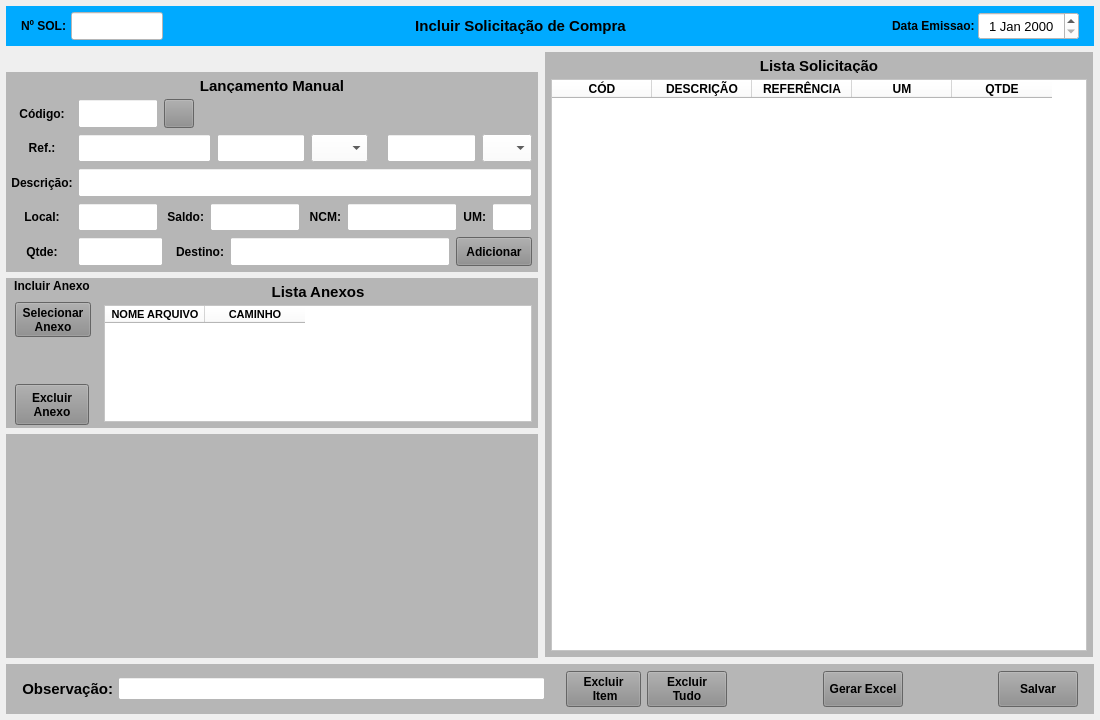
This is forms/tela_sol_incluir_2.ui in Azevedo84/erp_suzuki as Qt 5 draws it before an edit. The edited form follows.
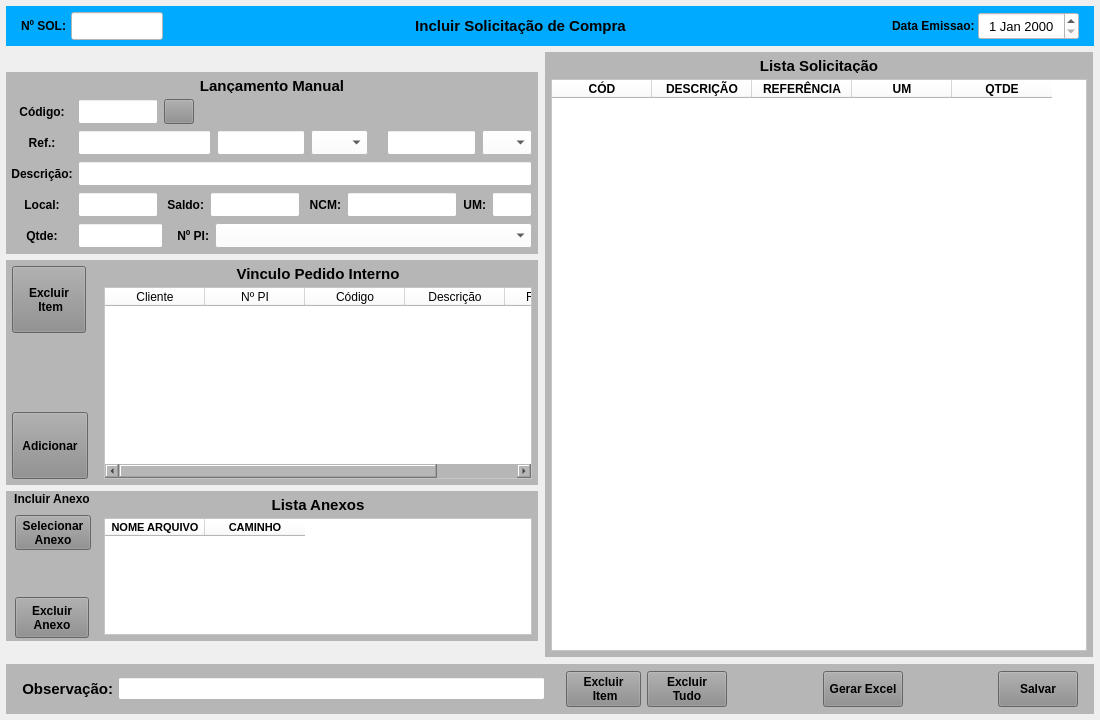
This is the edited form. Icons and pictures are not drawn.

Patch:
```diff
--- a/forms/tela_sol_incluir_2.ui
+++ b/forms/tela_sol_incluir_2.ui
@@ -1391,13 +1391,13 @@
                  <widget class="QLabel" name="label_42">
                   <property name="minimumSize">
                    <size>
-                    <width>55</width>
+                    <width>40</width>
                     <height>0</height>
                    </size>
                   </property>
                   <property name="maximumSize">
                    <size>
-                    <width>55</width>
+                    <width>40</width>
                     <height>16777215</height>
                    </size>
                   </property>
@@ -1409,7 +1409,7 @@
                    </font>
                   </property>
                   <property name="text">
-                   <string>Destino:</string>
+                   <string>Nº PI:</string>
                   </property>
                   <property name="alignment">
                    <set>Qt::AlignRight|Qt::AlignTrailing|Qt::AlignVCenter</set>
@@ -1417,7 +1417,7 @@
                  </widget>
                 </item>
                 <item>
-                 <widget class="QLineEdit" name="line_Destino_Manu">
+                 <widget class="QComboBox" name="combo_PI">
                   <property name="sizePolicy">
                    <sizepolicy hsizetype="Preferred" vsizetype="Preferred">
                     <horstretch>0</horstretch>
@@ -1426,31 +1426,148 @@
                   </property>
                   <property name="minimumSize">
                    <size>
-                    <width>0</width>
+                    <width>57</width>
                     <height>0</height>
                    </size>
                   </property>
+                  <property name="font">
+                   <font>
+                    <pointsize>9</pointsize>
+                    <weight>50</weight>
+                    <bold>false</bold>
+                   </font>
+                  </property>
+                  <property name="styleSheet">
+                   <string notr="true">background-color: rgb(255, 255, 255);</string>
+                  </property>
+                  <item>
+                   <property name="text">
+                    <string/>
+                   </property>
+                  </item>
+                  <item>
+                   <property name="text">
+                    <string>BARRA</string>
+                   </property>
+                  </item>
+                  <item>
+                   <property name="text">
+                    <string>PÇ</string>
+                   </property>
+                  </item>
+                 </widget>
+                </item>
+               </layout>
+              </widget>
+             </item>
+            </layout>
+           </widget>
+          </item>
+          <item>
+           <widget class="QWidget" name="widget_3" native="true">
+            <property name="styleSheet">
+             <string notr="true">background-color: rgb(182, 182, 182);</string>
+            </property>
+            <layout class="QHBoxLayout" name="horizontalLayout_6">
+             <property name="leftMargin">
+              <number>0</number>
+             </property>
+             <property name="topMargin">
+              <number>0</number>
+             </property>
+             <property name="rightMargin">
+              <number>0</number>
+             </property>
+             <property name="bottomMargin">
+              <number>0</number>
+             </property>
+             <item>
+              <widget class="QWidget" name="widget_8" native="true">
+               <property name="minimumSize">
+                <size>
+                 <width>86</width>
+                 <height>0</height>
+                </size>
+               </property>
+               <property name="maximumSize">
+                <size>
+                 <width>86</width>
+                 <height>16777215</height>
+                </size>
+               </property>
+               <layout class="QVBoxLayout" name="verticalLayout_5">
+                <property name="leftMargin">
+                 <number>6</number>
+                </property>
+                <property name="topMargin">
+                 <number>6</number>
+                </property>
+                <property name="rightMargin">
+                 <number>6</number>
+                </property>
+                <property name="bottomMargin">
+                 <number>6</number>
+                </property>
+                <item>
+                 <widget class="QPushButton" name="btn_ExcluirItem_PI">
+                  <property name="sizePolicy">
+                   <sizepolicy hsizetype="Fixed" vsizetype="Preferred">
+                    <horstretch>0</horstretch>
+                    <verstretch>0</verstretch>
+                   </sizepolicy>
+                  </property>
                   <property name="maximumSize">
                    <size>
-                    <width>16777215</width>
+                    <width>75</width>
                     <height>16777215</height>
                    </size>
                   </property>
                   <property name="font">
                    <font>
                     <pointsize>9</pointsize>
+                    <weight>75</weight>
+                    <bold>true</bold>
                    </font>
                   </property>
+                  <property name="cursor">
+                   <cursorShape>PointingHandCursor</cursorShape>
+                  </property>
+                  <property name="layoutDirection">
+                   <enum>Qt::LeftToRight</enum>
+                  </property>
+                  <property name="autoFillBackground">
+                   <bool>false</bool>
+                  </property>
                   <property name="styleSheet">
-                   <string notr="true">background-color: rgb(255, 255, 255);</string>
+                   <string notr="true">background-color: rgb(141, 141, 141);</string>
                   </property>
-                  <property name="alignment">
-                   <set>Qt::AlignLeading|Qt::AlignLeft|Qt::AlignVCenter</set>
+                  <property name="text">
+                   <string>Excluir 
+ Item</string>
                   </property>
+                  <property name="checkable">
+                   <bool>false</bool>
+                  </property>
+                  <property name="autoDefault">
+                   <bool>false</bool>
+                  </property>
+                  <property name="default">
+                   <bool>false</bool>
+                  </property>
+                  <property name="flat">
+                   <bool>false</bool>
+                  </property>
                  </widget>
                 </item>
                 <item>
-                 <widget class="QPushButton" name="btn_Consome_Manu">
+                 <widget class="QLabel" name="label">
+                  <property name="text">
+                   <string/>
+                  </property>
+                 </widget>
+                </item>
+                <item>
+                 <widget class="QPushButton" name="btn_Adicionar">
                   <property name="sizePolicy">
                    <sizepolicy hsizetype="Preferred" vsizetype="Preferred">
                     <horstretch>0</horstretch>
@@ -1508,6 +1625,91 @@
                </layout>
               </widget>
              </item>
+             <item>
+              <widget class="QWidget" name="widget_7" native="true">
+               <layout class="QVBoxLayout" name="verticalLayout_6">
+                <property name="leftMargin">
+                 <number>6</number>
+                </property>
+                <property name="topMargin">
+                 <number>6</number>
+                </property>
+                <property name="rightMargin">
+                 <number>6</number>
+                </property>
+                <property name="bottomMargin">
+                 <number>6</number>
+                </property>
+                <item>
+                 <widget class="QLabel" name="label_12">
+                  <property name="minimumSize">
+                   <size>
+                    <width>0</width>
+                    <height>15</height>
+                   </size>
+                  </property>
+                  <property name="maximumSize">
+                   <size>
+                    <width>16777215</width>
+                    <height>15</height>
+                   </size>
+                  </property>
+                  <property name="font">
+                   <font>
+                    <pointsize>11</pointsize>
+                    <weight>75</weight>
+                    <bold>true</bold>
+                   </font>
+                  </property>
+                  <property name="text">
+                   <string>Vinculo Pedido Interno</string>
+                  </property>
+                  <property name="alignment">
+                   <set>Qt::AlignCenter</set>
+                  </property>
+                 </widget>
+                </item>
+                <item>
+                 <widget class="QTableWidget" name="table_Anexos_2">
+                  <property name="sizePolicy">
+                   <sizepolicy hsizetype="Preferred" vsizetype="Preferred">
+                    <horstretch>0</horstretch>
+                    <verstretch>0</verstretch>
+                   </sizepolicy>
+                  </property>
+                  <property name="styleSheet">
+                   <string notr="true">background-color: rgb(255, 255, 255);</string>
+                  </property>
+                  <column>
+                   <property name="text">
+                    <string>Cliente</string>
+                   </property>
+                  </column>
+                  <column>
+                   <property name="text">
+                    <string>Nº PI</string>
+                   </property>
+                  </column>
+                  <column>
+                   <property name="text">
+                    <string>Código</string>
+                   </property>
+                  </column>
+                  <column>
+                   <property name="text">
+                    <string>Descrição</string>
+                   </property>
+                  </column>
+                  <column>
+                   <property name="text">
+                    <string>Referência</string>
+                   </property>
+                  </column>
+                 </widget>
+                </item>
+               </layout>
+              </widget>
+             </item>
             </layout>
            </widget>
           </item>
@@ -1844,11 +2046,7 @@
            </widget>
           </item>
           <item>
-           <widget class="QWidget" name="widget_3" native="true">
-            <property name="styleSheet">
-             <string notr="true">background-color: rgb(182, 182, 182);</string>
-            </property>
-           </widget>
+           <widget class="QWidget" name="widget_6" native="true"/>
           </item>
          </layout>
         </widget>
```
